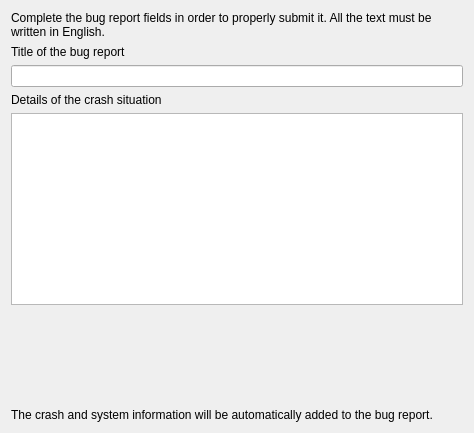
This is drkonqi/ui/assistantpage_bugzilla_information.ui in KDE/kde-runtime as Qt 5 draws it before an edit. The edited form follows.
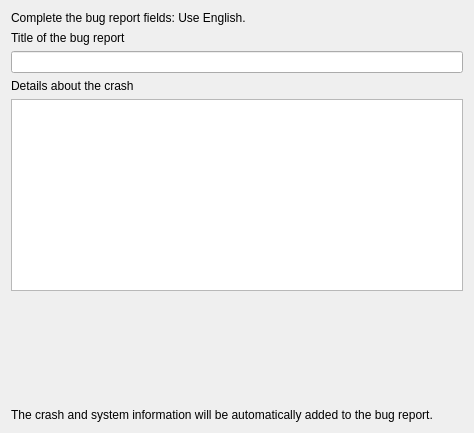
This is the edited form. Custom widgets are drawn as their Qt base class.

What changed in the file:
```diff
--- a/drkonqi/ui/assistantpage_bugzilla_information.ui
+++ b/drkonqi/ui/assistantpage_bugzilla_information.ui
@@ -14,7 +14,7 @@
    <item>
     <widget class="QLabel" name="m_explanationLabel">
      <property name="text">
-      <string comment="@info/rich">Complete the bug report fields in order to properly submit it. &lt;nl /&gt;&lt;note&gt;All the text must be written in English.&lt;/note&gt;</string>
+      <string comment="@info/rich">Complete the bug report fields: &lt;nl /&gt;&lt;note&gt;Use English.&lt;/note&gt;</string>
      </property>
      <property name="wordWrap">
       <bool>true</bool>
@@ -34,7 +34,7 @@
    <item>
     <widget class="QLabel" name="m_detailsLabel">
      <property name="text">
-      <string comment="@label:textbox">Details of the crash situation</string>
+      <string comment="@label:textbox">Details about the crash</string>
      </property>
     </widget>
    </item>
```
